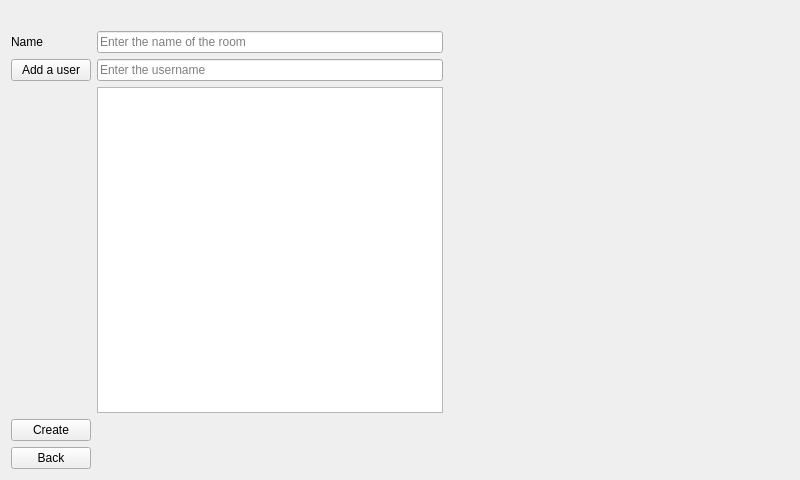
Old version of the form client/src/RoomCreationPage.ui in the repository cpp-park-vk-education/2023_1_C--.
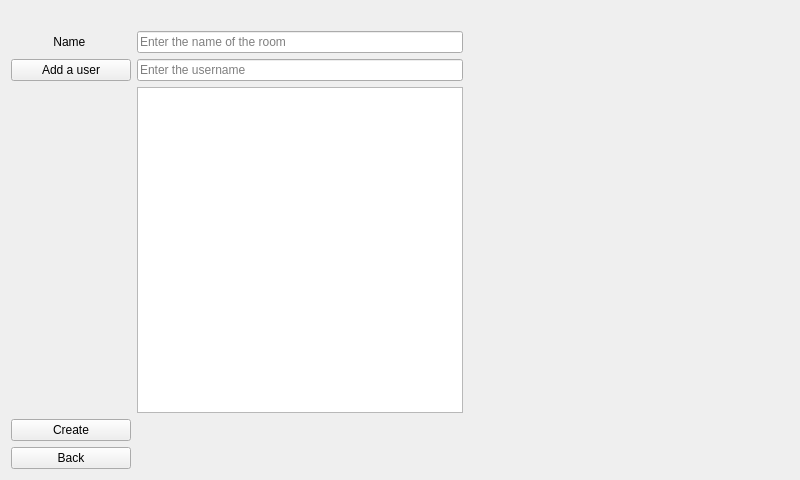
New version of the form.

Commit message: Added features for creating a room and adding a user

What changed in the file:
```diff
--- a/client/src/RoomCreationPage.ui
+++ b/client/src/RoomCreationPage.ui
@@ -55,6 +55,9 @@
        <property name="text">
         <string>Name </string>
        </property>
+       <property name="alignment">
+        <set>Qt::AlignCenter</set>
+       </property>
       </widget>
      </item>
      <item row="1" column="0">
@@ -66,6 +69,12 @@
      </item>
      <item row="3" column="0">
       <widget class="QPushButton" name="createButton">
+       <property name="minimumSize">
+        <size>
+         <width>120</width>
+         <height>0</height>
+        </size>
+       </property>
        <property name="text">
         <string>Create</string>
        </property>
```
The commit also changes 17 other files.
